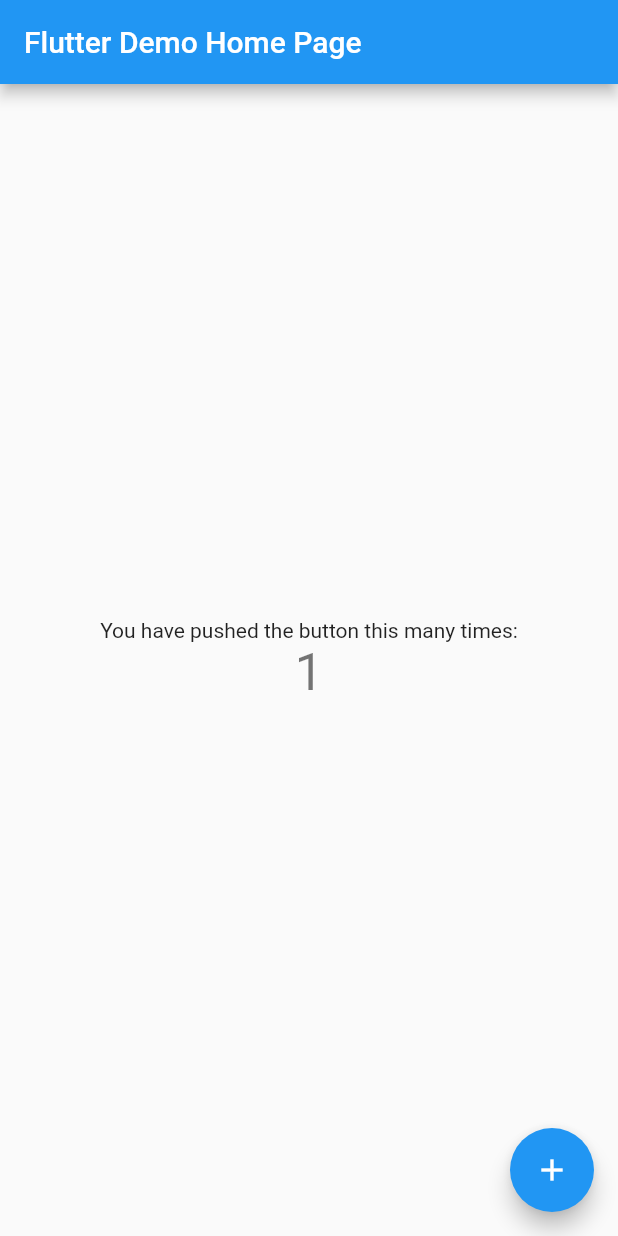
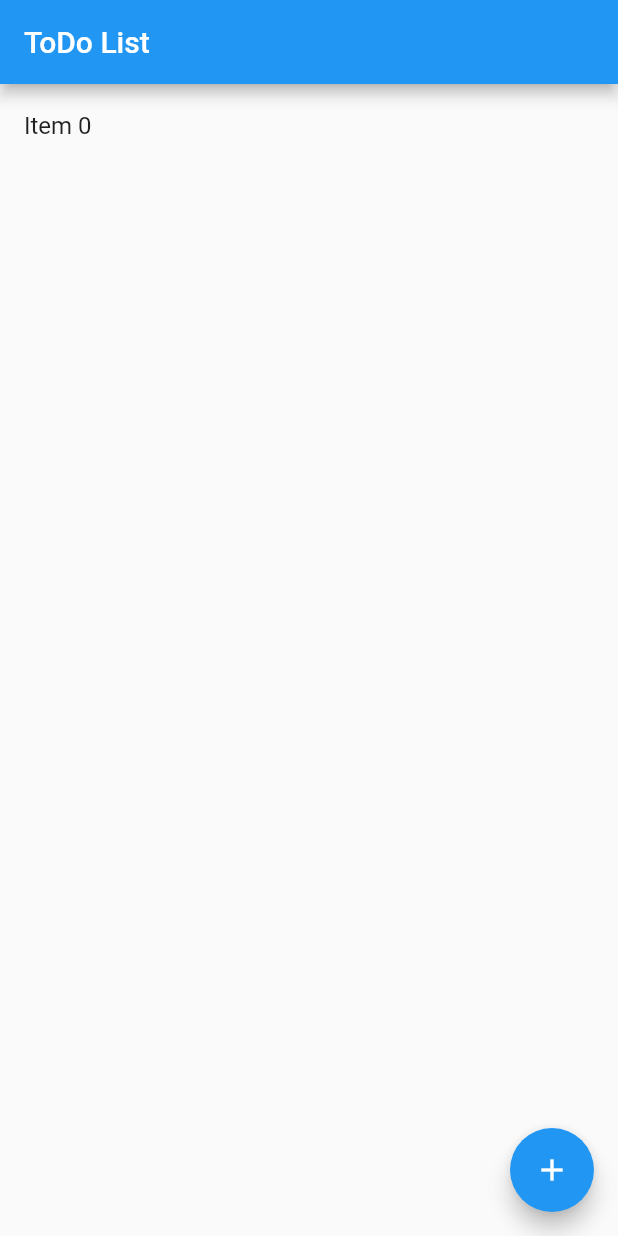
Before and after one commit to bzuniga03/todo_app, a Flutter app: the screen it shows after launch, after a tap on the "add" icon, on a phone screen of 412 x 824 dp. Run offline on Flutter 3.47's test engine with Material 2 defaults, Android fonts, the phone set to English and light mode, and no system bars.

Commit message:
addind items

```diff
--- a/lib/main.dart
+++ b/lib/main.dart
@@ -1,111 +1,64 @@
+// Import MaterialApp and other widgets which we can use to quickly create a material app
 import 'package:flutter/material.dart';
 
-void main() => runApp(MyApp());
+void main() => runApp(new TodoApp());
 
-class MyApp extends StatelessWidget {
-  // This widget is the root of your application.
+class TodoApp extends StatelessWidget {
   @override
   Widget build(BuildContext context) {
-    return MaterialApp(
-      title: 'Flutter Demo',
-      theme: ThemeData(
-        // This is the theme of your application.
-        //
-        // Try running your application with "flutter run". You'll see the
-        // application has a blue toolbar. Then, without quitting the app, try
-        // changing the primarySwatch below to Colors.green and then invoke
-        // "hot reload" (press "r" in the console where you ran "flutter run",
-        // or simply save your changes to "hot reload" in a Flutter IDE).
-        // Notice that the counter didn't reset back to zero; the application
-        // is not restarted.
-        primarySwatch: Colors.blue,
-      ),
-      home: MyHomePage(title: 'Flutter Demo Home Page'),
-    );
+    return new MaterialApp(title: 'Todo List', home: new TodoList());
   }
 }
 
-class MyHomePage extends StatefulWidget {
-  MyHomePage({Key key, this.title}) : super(key: key);
-
-  // This widget is the home page of your application. It is stateful, meaning
-  // that it has a State object (defined below) that contains fields that affect
-  // how it looks.
-
-  // This class is the configuration for the state. It holds the values (in this
-  // case the title) provided by the parent (in this case the App widget) and
-  // used by the build method of the State. Fields in a Widget subclass are
-  // always marked "final".
-
-  final String title;
-
+class TodoList extends StatefulWidget {
   @override
-  _MyHomePageState createState() => _MyHomePageState();
+  createState() => new TodoListState();
 }
 
-class _MyHomePageState extends State<MyHomePage> {
-  int _counter = 0;
+class TodoListState extends State<TodoList> {
+  List<String> _todoItems = [];
 
-  void _incrementCounter() {
+  // This will be called each time the + button is pressed
+  void _addTodoItem() {
+    // Putting our code inside "setState" tells the app that our state has changed, and
+    // it will automatically re-render the list
     setState(() {
-      // This call to setState tells the Flutter framework that something has
-      // changed in this State, which causes it to rerun the build method below
-      // so that the display can reflect the updated values. If we changed
-      // _counter without calling setState(), then the build method would not be
-      // called again, and so nothing would appear to happen.
-      _counter++;
+      int index = _todoItems.length;
+      _todoItems.add('Item ' + index.toString());
     });
+  }
+
+  // Build the whole list of to_do items
+  Widget _buildTodoList() {
+    return new ListView.builder(
+      itemBuilder: (context, index) {
+        /*
+         itemBuilder will be automatically be called as many times as it takes for the
+         list to fill up its available space, which is most likely more than the
+         number of to_do items we have. So, we need to check the index is OK.
+         */
+
+        if (index < _todoItems.length) {
+          return _buildTodoItem(_todoItems[index]);
+        }
+      },
+    );
+  }
+
+  // Build a single to_do item
+  Widget _buildTodoItem(String todoText) {
+    return new ListTile(title: new Text(todoText));
   }
 
   @override
   Widget build(BuildContext context) {
-    // This method is rerun every time setState is called, for instance as done
-    // by the _incrementCounter method above.
-    //
-    // The Flutter framework has been optimized to make rerunning build methods
-    // fast, so that you can just rebuild anything that needs updating rather
-    // than having to individually change instances of widgets.
-    return Scaffold(
-      appBar: AppBar(
-        // Here we take the value from the MyHomePage object that was created by
-        // the App.build method, and use it to set our appbar title.
-        title: Text(widget.title),
-      ),
-      body: Center(
-        // Center is a layout widget. It takes a single child and positions it
-        // in the middle of the parent.
-        child: Column(
-          // Column is also a layout widget. It takes a list of children and
-          // arranges them vertically. By default, it sizes itself to fit its
-          // children horizontally, and tries to be as tall as its parent.
-          //
-          // Invoke "debug painting" (press "p" in the console, choose the
-          // "Toggle Debug Paint" action from the Flutter Inspector in Android
-          // Studio, or the "Toggle Debug Paint" command in Visual Studio Code)
-          // to see the wireframe for each widget.
-          //
-          // Column has various properties to control how it sizes itself and
-          // how it positions its children. Here we use mainAxisAlignment to
-          // center the children vertically; the main axis here is the vertical
-          // axis because Columns are vertical (the cross axis would be
-          // horizontal).
-          mainAxisAlignment: MainAxisAlignment.center,
-          children: <Widget>[
-            Text(
-              'You have pushed the button this many times:',
-            ),
-            Text(
-              '$_counter',
-              style: Theme.of(context).textTheme.display1,
-            ),
-          ],
-        ),
-      ),
-      floatingActionButton: FloatingActionButton(
-        onPressed: _incrementCounter,
-        tooltip: 'Increment',
-        child: Icon(Icons.add),
-      ), // This trailing comma makes auto-formatting nicer for build methods.
+    return new Scaffold(
+      appBar: new AppBar(title: new Text('ToDo List')),
+      body: _buildTodoList(),
+      floatingActionButton: new FloatingActionButton(
+          onPressed: _addTodoItem,
+          tooltip: 'Add task',
+          child: new Icon(Icons.add)),
     );
   }
 }
```
Also changed, not shown: 1 other file.
